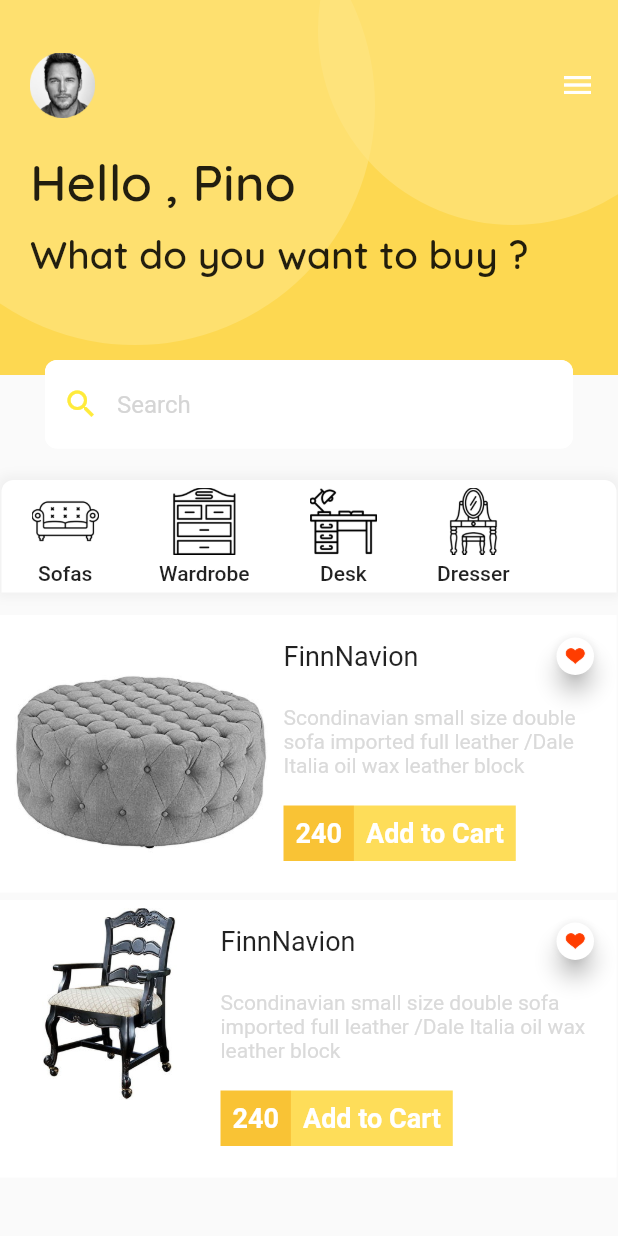
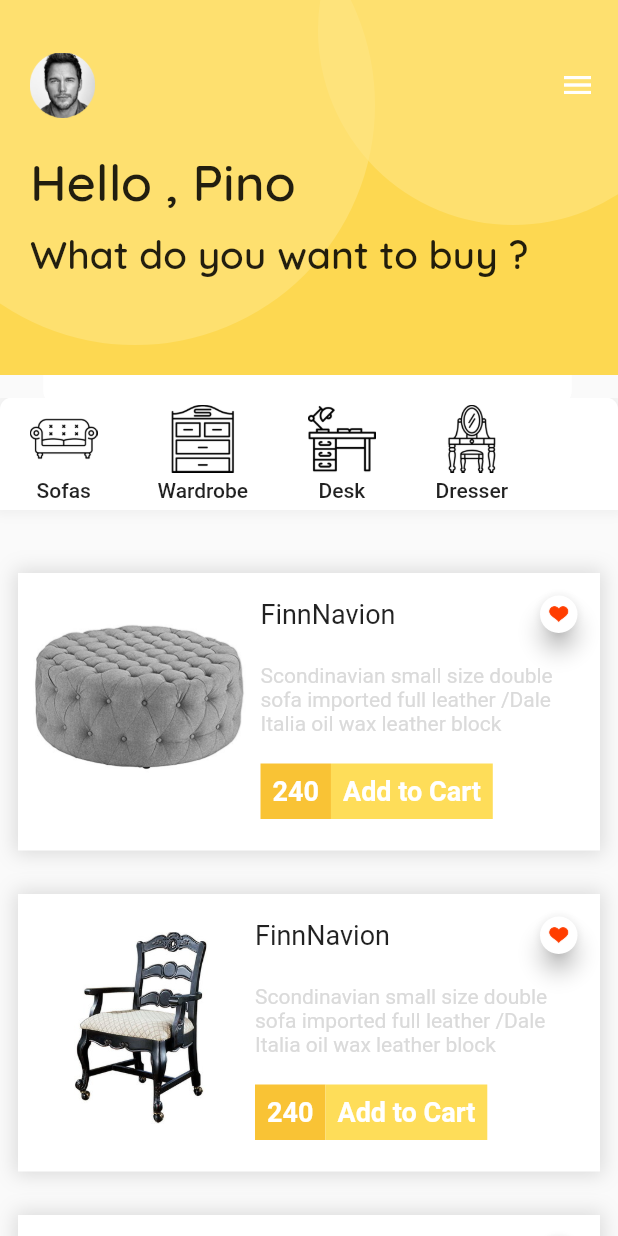
Before and after one commit to saini21199/Furniture_app_UI, a Flutter app: the screen it shows after launch, on a phone screen of 412 x 824 dp. Run offline on Flutter 3.47's test engine with Material 2 defaults, Android fonts, the phone set to English and light mode, and no system bars.

Commit message:
Just giving Finishing Touch

```diff
--- a/lib/screens/home_screen.dart
+++ b/lib/screens/home_screen.dart
@@ -79,9 +79,10 @@ class HomeScreen extends StatelessWidget {
 
   Widget buildSearchBar() {
     return Positioned(
-      top: 240.0,
-      right: 0.0,
-      left: 0.0,
+      top: 210.0,
+      bottom: -210.0,
+      left: -1.0,
+      right: 1.0,
       child: Padding(
         padding: EdgeInsets.symmetric(horizontal: 30.0),
         child: TextFormField(
@@ -108,11 +109,7 @@ class HomeScreen extends StatelessWidget {
   }
 
   Widget buildCategoryBar() {
-    return Positioned(
-      top: 320.0,
-      left: 1.0,
-      right: 1.0,
-      child: Container(
+    return Container(
       decoration: BoxDecoration(
         boxShadow: [
           BoxShadow(
@@ -204,23 +201,27 @@ class HomeScreen extends StatelessWidget {
           ],
         ),
       ),
-      ),
     );
   }
 
   Widget buildMainContent() {
-    return Positioned(
-      top: 410.0,
-      left: -1.0,
-      right: 1.0,
+    return Padding(
+      padding: const EdgeInsets.all(12.0),
       child: Container(
         height: 185.0,
         padding: EdgeInsets.fromLTRB(10.0, 5.0, 10.0, 0.0),
+        decoration: BoxDecoration(
             color: Color.fromRGBO(255, 255, 255, 1.0),
+            boxShadow: [
+              BoxShadow(
+                  color: Color.fromRGBO(218, 218, 218, 1.0),
+                  blurRadius: 10.0,
+                  spreadRadius: 2.0),
+            ]),
         child: Row(
           children: <Widget>[
             Column(
-              children: <Widget>[Image.asset('assets/ottoman.jpg', scale: 2.5)],
+              children: <Widget>[Image.asset('assets/ottoman.jpg', scale: 3.0)],
             ),
             SizedBox(width: 10.0),
             Expanded(
@@ -300,21 +301,33 @@ class HomeScreen extends StatelessWidget {
   }
 
   Widget buildMainContent1() {
-    return Positioned(
-      top: 600.0,
-      left: -1.0,
-      right: 1.0,
+    return Padding(
+      padding: const EdgeInsets.all(12.0),
       child: Container(
         height: 185.0,
         padding: EdgeInsets.fromLTRB(10.0, 5.0, 10.0, 0.0),
+        decoration: BoxDecoration(
             color: Color.fromRGBO(255, 255, 255, 1.0),
+            boxShadow: [
+              BoxShadow(
+                  color: Color.fromRGBO(218, 218, 218, 1.0),
+                  blurRadius: 10.0,
+                  spreadRadius: 2.0),
+            ]),
         child: Row(
           children: <Widget>[
             Column(
-              children: <Widget>[Image.asset('assets/anotherchair.jpg', scale: 2.5)],
+              children: <Widget>[
+                Padding(
+                  padding: const EdgeInsets.fromLTRB(8.0, 20.0, 0.0, 13.0),
+                  child: Image.asset('assets/anotherchair.jpg', scale: 2.5),
+                )
+              ],
             ),
             SizedBox(width: 10.0),
             Expanded(
+              child: Padding(
+                padding: const EdgeInsets.only(left: 2.0),
                 child: Column(
                   crossAxisAlignment: CrossAxisAlignment.start,
                   children: <Widget>[
@@ -383,6 +396,7 @@ class HomeScreen extends StatelessWidget {
                     )
                   ],
                 ),
+              ),
             )
           ],
         ),
@@ -390,28 +404,148 @@ class HomeScreen extends StatelessWidget {
     );
   }
 
-  Widget buildBody() {
-    return Stack(
-      alignment: Alignment.topCenter,
+  Widget buildMainContent2() {
+    return Padding(
+      padding: const EdgeInsets.all(12.0),
+      child: Container(
+        height: 185.0,
+        padding: EdgeInsets.fromLTRB(10.0, 5.0, 10.0, 0.0),
+        decoration: BoxDecoration(
+            color: Color.fromRGBO(255, 255, 255, 1.0),
+            boxShadow: [
+              BoxShadow(
+                  color: Color.fromRGBO(218, 218, 218, 1.0),
+                  blurRadius: 10.0,
+                  spreadRadius: 2.0),
+            ]),
+        child: Row(
           children: <Widget>[
-        buildHeader(),
-        buildSearchBar(),
-        buildCategoryBar(),
-        buildMainContent(),
-        buildMainContent1()
+            Column(
+              children: <Widget>[
+                Padding(
+                  padding: const EdgeInsets.fromLTRB(8.0, 20.0, 0.0, 13.0),
+                  child: Image.asset(
+                    'assets/bed.jpg',
+                    width: 130.0,
+                    height: 145.0,
+                  ),
+                )
               ],
+            ),
+            SizedBox(width: 10.0),
+            Expanded(
+              child: Padding(
+                padding: const EdgeInsets.only(left: 2.0),
+                child: Column(
+                  crossAxisAlignment: CrossAxisAlignment.start,
+                  children: <Widget>[
+                    SizedBox(
+                      height: 10.0,
+                    ),
+                    Row(
+                      mainAxisAlignment: MainAxisAlignment.spaceBetween,
+                      children: <Widget>[
+                        Text(
+                          'FinnNavion',
+                          style: TextStyle(
+                              fontWeight: FontWeight.w400, fontSize: 18.0),
+                        ),
+                        SizedBox(
+                          width: 35.0,
+                          height: 25.0,
+                          child: FloatingActionButton(
+                            onPressed: () {},
+                            backgroundColor: Colors.white,
+                            child: Image.asset(
+                              'assets/heart.png',
+                              scale: 3.0,
+                            ),
+                          ),
+                        )
+                      ],
+                    ),
+                    SizedBox(
+                      height: 20.0,
+                    ),
+                    Text(
+                      'Scondinavian small size double sofa imported full leather /Dale Italia oil wax leather block',
+                      style: TextStyle(
+                          color: Color.fromRGBO(218, 218, 218, 1.0),
+                          fontSize: 14.0),
+                    ),
+                    SizedBox(
+                      height: 19.0,
+                    ),
+                    Row(
+                      children: <Widget>[
+                        Container(
+                          color: Color.fromRGBO(249, 195, 53, 1.0),
+                          padding: EdgeInsets.all(8.0),
+                          child: Text(
+                            '240',
+                            style: TextStyle(
+                                color: Colors.white,
+                                fontWeight: FontWeight.bold,
+                                fontSize: 18.0),
+                          ),
+                        ),
+                        Container(
+                          color: Color.fromRGBO(254, 221, 89, 1.0),
+                          padding: EdgeInsets.all(8.0),
+                          child: Text(
+                            'Add to Cart',
+                            style: TextStyle(
+                                color: Colors.white,
+                                fontWeight: FontWeight.bold,
+                                fontSize: 18.0),
+                          ),
+                        )
+                      ],
+                    )
+                  ],
+                ),
+              ),
+            )
+          ],
+        ),
+      ),
     );
   }
 
   @override
   Widget build(BuildContext context) {
     return Scaffold(
-        body: ListView(
+        body: Stack(
       children: <Widget>[
-        Container(
-          width: MediaQuery.of(context).size.width,
-          height: MediaQuery.of(context).size.height,
-          child: buildBody(),
+        buildSearchBar(),
+        Column(
+          children: <Widget>[
+            buildHeader(),
+
+            SizedBox(
+              height: 15.0,
+            ),
+            // buildSearchBar(),
+            Expanded(
+              child: ListView(
+                children: <Widget>[
+                  buildCategoryBar(),
+                  SizedBox(
+                    height: 30.0,
+                  ),
+                  buildMainContent(),
+                  SizedBox(
+                    height: 5.0,
+                  ),
+                  buildMainContent1(),
+                  SizedBox(
+                    height: 5.0,
+                  ),
+                  buildMainContent2()
+                ],
+              ),
+            )
+          ],
         ),
       ],
     ));
--- a/pubspec.yaml
+++ b/pubspec.yaml
@@ -50,6 +50,7 @@ flutter:
    - assets/ottoman.jpg
    - assets/heart.png
    - assets/anotherchair.jpg
+   - assets/bed.jpg
 
   # An image asset can refer to one or more resolution-specific "variants", see
   # https://flutter.dev/assets-and-images/#resolution-aware.
```
Also changed, not shown: assets/bed.jpg (added). Lines whose indentation alone changed are shown as unchanged.
